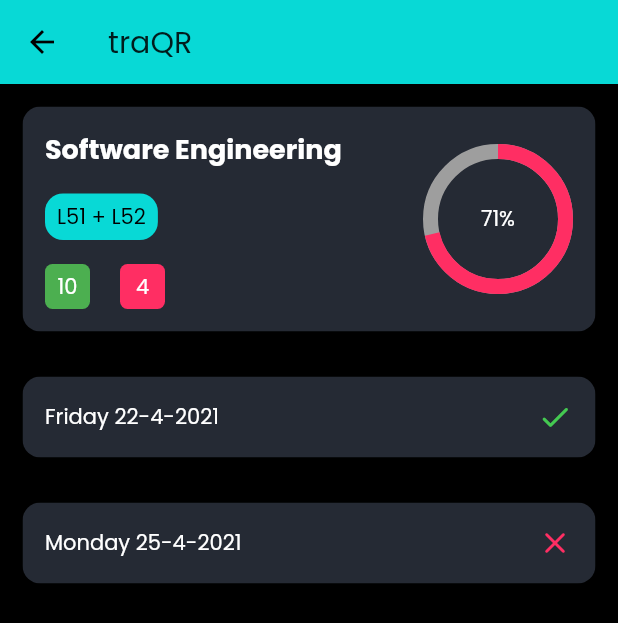
After one commit to traQR/traQR-app, a Flutter app: the screen it shows once a user with an empty profile is signed in, after a tap on "Software Engineering", on a phone screen of 412 x 824 dp. The commit adds this screen. Shown: the top 623 px of the screen. Run offline on Flutter 3.47's test engine with Material 2 defaults, Android fonts, the phone set to English and light mode, and no system bars; drawn by our look-alikes of auto_size_text, percent_indicator; our stand-ins replace firebase_auth, firebase_core, flutter_riverpod, google_sign_in, shared_preferences; missing offline and left inert: flutter_barcode_scanner; accounts and stored records are empty.

Commit message:
added course screen

```diff
--- /dev/null
+++ b/lib/presentation/screens/course_screen.dart
@@ -0,0 +1,51 @@
+import 'package:flutter/material.dart';
+import 'package:traqr_app/models/attendance.dart';
+import 'package:traqr_app/models/course.dart';
+import 'package:traqr_app/presentation/widgets/attendance_card.dart';
+import 'package:traqr_app/presentation/widgets/class_card.dart';
+
+class CourseScreen extends StatefulWidget {
+  final Course course;
+
+  CourseScreen(this.course);
+
+  @override
+  _CourseScreenState createState() => _CourseScreenState();
+}
+
+class _CourseScreenState extends State<CourseScreen> {
+  List<Attendance> _attendanceList = [];
+
+  @override
+  void initState() {
+    _attendanceList = [
+      Attendance(attended: true, date: 'Friday 22-4-2021'),
+      Attendance(attended: false, date: 'Monday 25-4-2021')
+    ];
+    super.initState();
+  }
+
+  @override
+  Widget build(BuildContext context) {
+    return Scaffold(
+      appBar: AppBar(
+        title: Text("traQR"),
+      ),
+      body: Container(
+          child: SingleChildScrollView(
+        child: Column(
+          children: [
+            ClassCard(course: widget.course),
+            ListView.builder(
+              shrinkWrap: true,
+              itemCount: _attendanceList.length,
+              itemBuilder: (context, index) {
+                return AttendanceCard(_attendanceList[index]);
+              },
+            ),
+          ],
+        ),
+      )),
+    );
+  }
+}
--- a/lib/presentation/screens/home/home_screen.dart
+++ b/lib/presentation/screens/home/home_screen.dart
@@ -1,7 +1,5 @@
 import 'package:flutter/material.dart';
-import 'package:traqr_app/models/attendance.dart';
 import 'package:traqr_app/models/course.dart';
-import 'package:traqr_app/presentation/widgets/attendance_card.dart';
 import 'package:traqr_app/presentation/widgets/class_card.dart';
 
 class HomeScreen extends StatefulWidget {
@@ -11,7 +9,6 @@ class HomeScreen extends StatefulWidget {
 
 class _HomeScreenState extends State<HomeScreen> {
   List<Course> _courses = [];
-  List<Attendance> _attendanceList = [];
 
   @override
   void initState() {
@@ -27,10 +24,7 @@ class _HomeScreenState extends State<HomeScreen> {
           attendedClasses: 12,
           missedClasses: 2)
     ];
-    _attendanceList = [
-      Attendance(attended: true, date: 'Friday 22-4-2021'),
-      Attendance(attended: false, date: 'Monday 25-4-2021')
-    ];
+
     super.initState();
   }
 
@@ -49,13 +43,6 @@ class _HomeScreenState extends State<HomeScreen> {
               );
             },
           ),
-          ListView.builder(
-            shrinkWrap: true,
-            itemCount: _attendanceList.length,
-            itemBuilder: (context, index) {
-              return AttendanceCard(_attendanceList[index]);
-            },
-          ),
         ],
       ),
     ));
--- a/lib/presentation/widgets/class_card.dart
+++ b/lib/presentation/widgets/class_card.dart
@@ -1,6 +1,7 @@
 import 'package:flutter/material.dart';
 import 'package:traqr_app/models/course.dart';
 import 'package:percent_indicator/circular_percent_indicator.dart';
+import 'package:traqr_app/presentation/screens/course_screen.dart';
 import 'package:traqr_app/presentation/theme.dart';
 import 'package:auto_size_text/auto_size_text.dart';
 
@@ -12,7 +13,13 @@ class ClassCard extends StatelessWidget {
   Widget build(BuildContext context) {
     double attendance = course.attendedClasses /
         (course.attendedClasses + course.missedClasses);
-    return Container(
+    return GestureDetector(
+      onTap: () => Navigator.push(
+          context,
+          MaterialPageRoute(
+            builder: (context) => CourseScreen(course),
+          )),
+      child: Container(
         padding: EdgeInsets.all(15),
         child: ClipRRect(
           borderRadius: BorderRadius.circular(12),
@@ -34,14 +41,16 @@ class ClassCard extends StatelessWidget {
                       AutoSizeText(
                         course.title,
                         overflow: TextOverflow.visible,
-                      style:
-                          TextStyle(fontSize: 18, fontWeight: FontWeight.bold),
+                        style: TextStyle(
+                            fontSize: 18, fontWeight: FontWeight.bold),
                         maxLines: 1,
                       ),
                       Container(
-                      padding: EdgeInsets.symmetric(vertical: 5, horizontal: 8),
+                        padding:
+                            EdgeInsets.symmetric(vertical: 5, horizontal: 8),
                         decoration: BoxDecoration(
-                          color: blu, borderRadius: BorderRadius.circular(12)),
+                            color: blu,
+                            borderRadius: BorderRadius.circular(12)),
                         child: Text(
                           course.slot,
                           style: TextStyle(fontSize: 14, color: Colors.black),
@@ -101,6 +110,7 @@ class ClassCard extends StatelessWidget {
             ),
           ),
         ),
+      ),
     );
   }
 }
```
Lines whose indentation alone changed are shown as unchanged.
